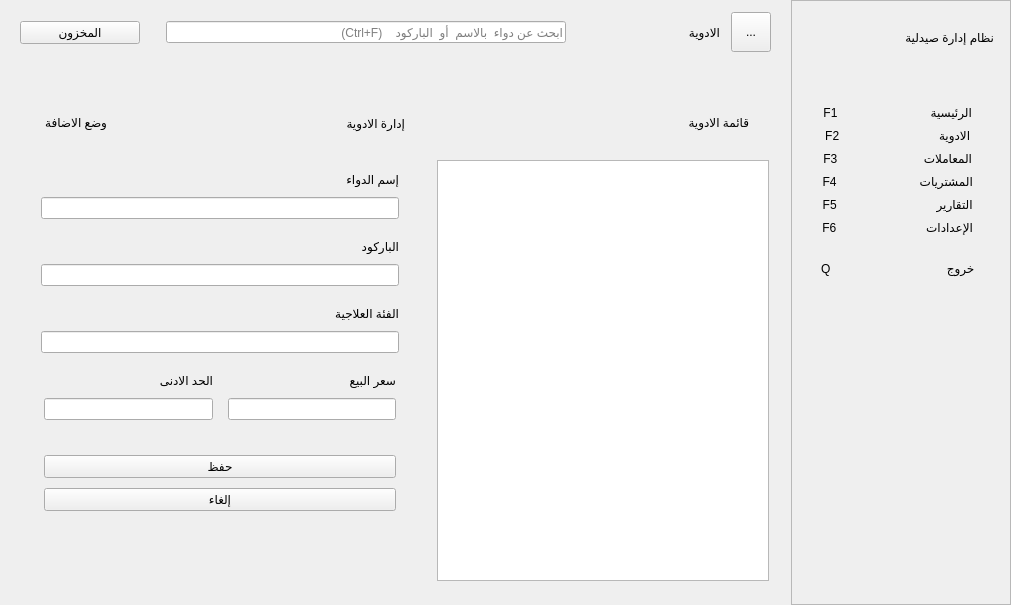
Above: mainwindow.ui from Ali-emad-25/PharmacyApp before the change. Below: the same form after it.
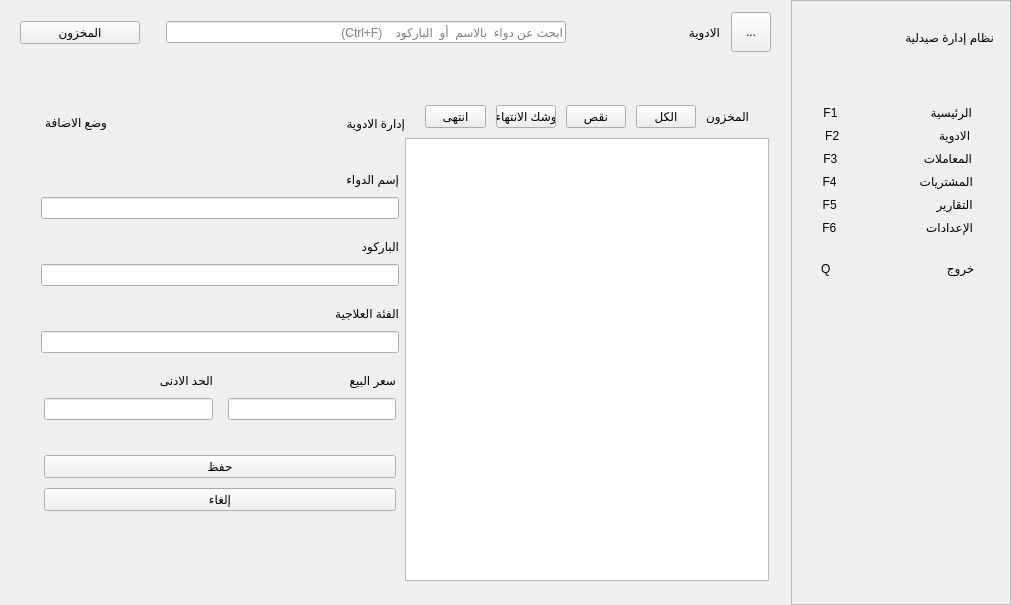
That is the form after the change. The open tabs and pages were chosen to show the change. Icons and pictures are not drawn.

The edit to the form file:
```diff
--- a/mainwindow.ui
+++ b/mainwindow.ui
@@ -3608,30 +3608,30 @@
                  <property name="minimumSize">
                   <size>
                    <width>0</width>
-                   <height>75</height>
+                   <height>0</height>
                   </size>
                  </property>
                  <property name="maximumSize">
                   <size>
                    <width>16777215</width>
-                   <height>75</height>
+                   <height>16777215</height>
                   </size>
                  </property>
                  <layout class="QHBoxLayout" name="horizontalLayout_7">
                   <property name="spacing">
-                   <number>0</number>
+                   <number>10</number>
                   </property>
                   <property name="leftMargin">
-                   <number>0</number>
+                   <number>20</number>
                   </property>
                   <property name="topMargin">
-                   <number>0</number>
+                   <number>20</number>
                   </property>
                   <property name="rightMargin">
                    <number>20</number>
                   </property>
                   <property name="bottomMargin">
-                   <number>0</number>
+                   <number>10</number>
                   </property>
                   <item>
                    <spacer name="horizontalSpacer_5">
@@ -3665,7 +3665,100 @@
                </item>
               </layout>
              </widget>
-             <widget class="QWidget" name="page_2"/>
+             <widget class="QWidget" name="midbackstock">
+              <layout class="QVBoxLayout" name="verticalLayout_37">
+               <property name="spacing">
+                <number>0</number>
+               </property>
+               <property name="leftMargin">
+                <number>2</number>
+               </property>
+               <property name="topMargin">
+                <number>0</number>
+               </property>
+               <property name="rightMargin">
+                <number>2</number>
+               </property>
+               <property name="bottomMargin">
+                <number>4</number>
+               </property>
+               <item>
+                <widget class="QWidget" name="widget_41" native="true">
+                 <property name="minimumSize">
+                  <size>
+                   <width>0</width>
+                   <height>0</height>
+                  </size>
+                 </property>
+                 <property name="maximumSize">
+                  <size>
+                   <width>16777215</width>
+                   <height>16777215</height>
+                  </size>
+                 </property>
+                 <layout class="QHBoxLayout" name="horizontalLayout_52">
+                  <property name="spacing">
+                   <number>10</number>
+                  </property>
+                  <property name="leftMargin">
+                   <number>20</number>
+                  </property>
+                  <property name="topMargin">
+                   <number>20</number>
+                  </property>
+                  <property name="rightMargin">
+                   <number>20</number>
+                  </property>
+                  <property name="bottomMargin">
+                   <number>10</number>
+                  </property>
+                  <item>
+                   <widget class="QPushButton" name="midbtnexpired">
+                    <property name="text">
+                     <string>انتهى</string>
+                    </property>
+                   </widget>
+                  </item>
+                  <item>
+                   <widget class="QPushButton" name="midbtnexpire">
+                    <property name="text">
+                     <string>وشك الانتهاء</string>
+                    </property>
+                   </widget>
+                  </item>
+                  <item>
+                   <widget class="QPushButton" name="midbtnlow">
+                    <property name="text">
+                     <string>نقص</string>
+                    </property>
+                   </widget>
+                  </item>
+                  <item>
+                   <widget class="QPushButton" name="midbtnall">
+                    <property name="text">
+                     <string>الكل</string>
+                    </property>
+                   </widget>
+                  </item>
+                  <item>
+                   <widget class="QLabel" name="midlblstock">
+                    <property name="text">
+                     <string>المخزون</string>
+                    </property>
+                   </widget>
+                  </item>
+                 </layout>
+                </widget>
+               </item>
+               <item>
+                <widget class="QTableView" name="midtablestock">
+                 <property name="layoutDirection">
+                  <enum>Qt::LayoutDirection::RightToLeft</enum>
+                 </property>
+                </widget>
+               </item>
+              </layout>
+             </widget>
             </widget>
            </item>
           </layout>
```
Left out of the diff: 18 changed lines with no effect on the pictures.
